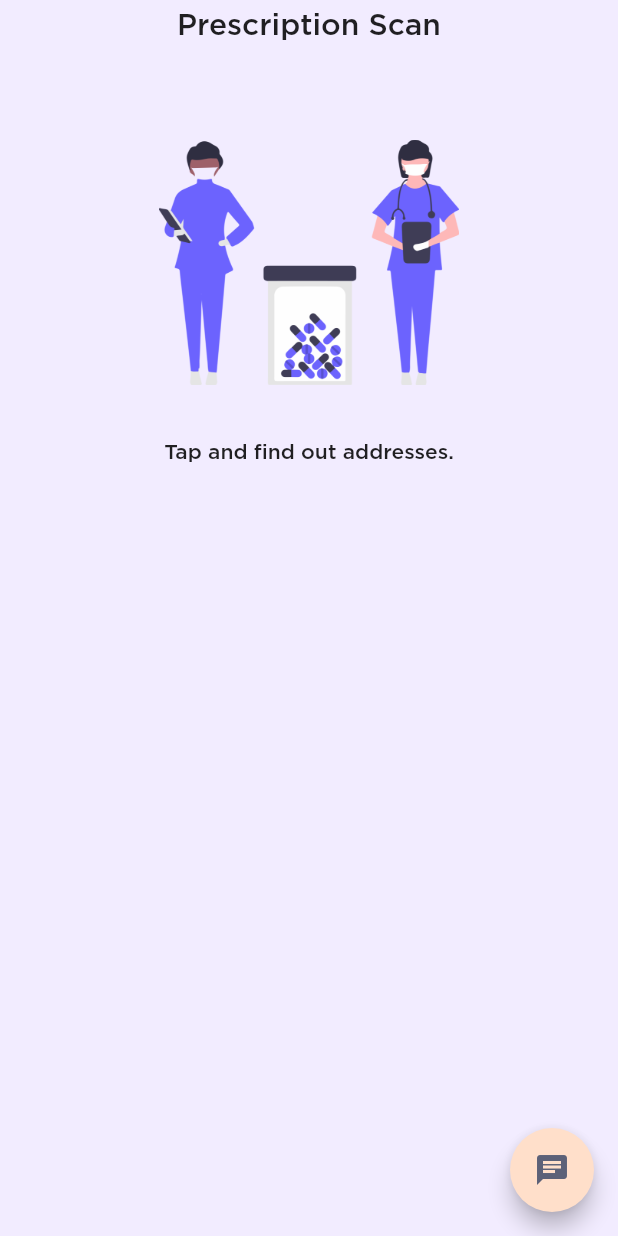
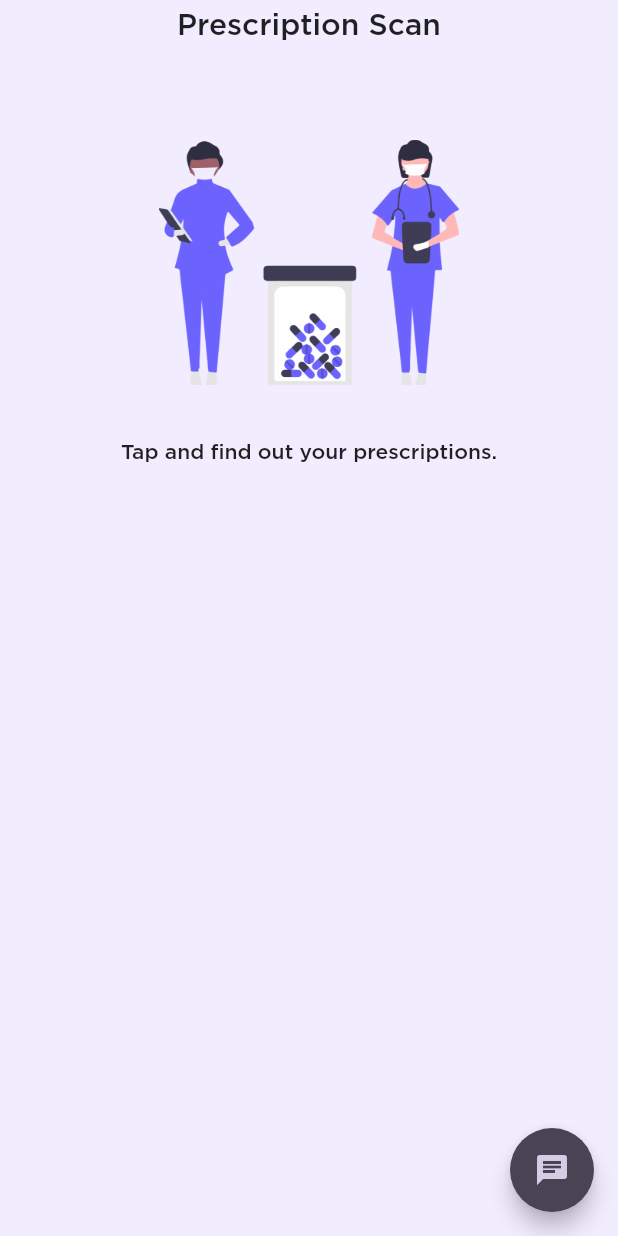
Before and after one commit to ameysunu/invalidate, a Flutter app: the MyHomePage screen opened directly, on a phone screen of 412 x 824 dp. Run offline on Flutter 3.47's test engine with Material 2 defaults, Android fonts, the phone set to English and light mode, and no system bars; our stand-ins replace cloud_firestore, firebase_auth, firebase_core, firebase_database, google_maps_flutter, google_sign_in and 2 more; missing offline and left inert: firebase_ml_vision, flutter_dialogflow; accounts and stored records are empty; network calls fail; project files that could hold a hidden picture were left out.

Commit message:
ui changes

```diff
--- a/lib/analyze.dart
+++ b/lib/analyze.dart
@@ -57,10 +57,10 @@ class _MyHomePageState extends State<MyHomePage> {
   Widget build(BuildContext context) {
     return Scaffold(
       floatingActionButton: FloatingActionButton(
-        backgroundColor: Hexcolor('#FFDFCA'),
+        backgroundColor: Hexcolor('#494453'),
         child: Icon(
           Icons.chat,
-          color: Hexcolor('#5C6178'),
+          color: Hexcolor('#D5CCE6'),
         ),
         onPressed: () {
           Navigator.of(context).push(
@@ -118,14 +118,14 @@ class _MyHomePageState extends State<MyHomePage> {
             SizedBox(height: 10.0),
             text == ''
                 ? Text(
-                    'Tap and find out addresses.',
+                    'Tap and find out your prescriptions.',
                     style: TextStyle(fontFamily: 'Gotham'),
                   )
                 : Expanded(
                     child: SingleChildScrollView(
                       child: Padding(
                         padding: const EdgeInsets.all(15.0),
-                        child: Text(
+                        child: SelectableText(
                           text,
                           style: TextStyle(fontFamily: 'Gotham'),
                         ),
--- a/lib/homewidget.dart
+++ b/lib/homewidget.dart
@@ -3,6 +3,7 @@ import 'package:hexcolor/hexcolor.dart';
 import 'package:invalidatee/analyze.dart';
 import 'package:invalidatee/home.dart';
 import 'package:invalidatee/mapmarker.dart';
+import 'package:invalidatee/user.dart';
 
 class HomeWidget extends StatefulWidget {
   @override
@@ -17,8 +18,7 @@ class _HomeWidgetState extends State<HomeWidget> {
     Home(),
     MapMarker(),
     MyApp(),
-    // MyHomePage(),
-    // User(),
+    User(),
   ];
 
   Widget build(BuildContext context) {
```
Also changed, not shown: lib/user.dart (added, +15 -0 lines).
